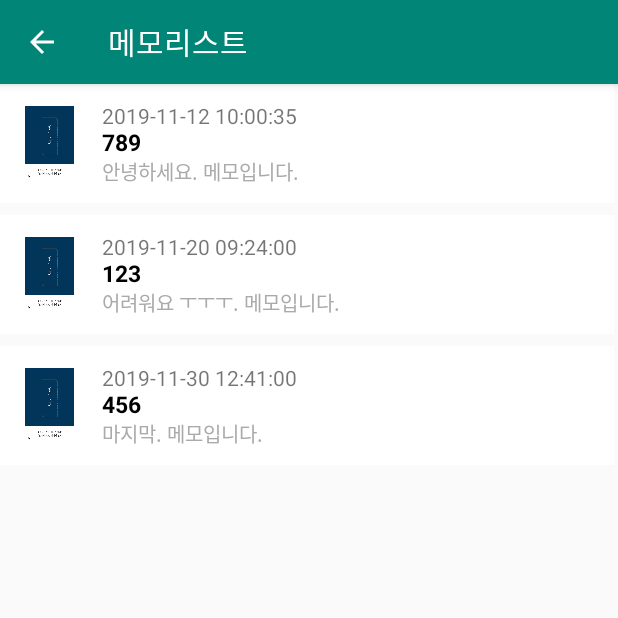
After one commit to ajou-jipjung/plaemo, an Android app: the PlemoMemoListActivity screen opened directly, with no data from a screen before it, on a phone screen of 412 x 824 dp, the top half of it. The commit adds this screen. Run offline under Robolectric (Android 15) with nearby library versions, the phone set to English and light mode, and no system bars.

Commit message:
메모리스트 merge

```diff
--- a/app/src/main/AndroidManifest.xml
+++ b/app/src/main/AndroidManifest.xml
@@ -12,6 +12,7 @@
         <activity android:name=".DocInfoActivity"></activity>
         <activity android:name=".PlaemoMainDocActivity" />
         <activity android:name=".PlaemoMainFolderActivity" />
+        <activity android:name=".PlemoMemoListActivity"/>
         <activity
             android:name=".SplashActivity"
             android:theme="@style/SplashTheme">
--- a/app/src/main/java/com/po771/plaemo/DB/BaseHelper.java
+++ b/app/src/main/java/com/po771/plaemo/DB/BaseHelper.java
@@ -7,6 +7,7 @@ import android.database.sqlite.SQLiteDatabase;
 import android.database.sqlite.SQLiteOpenHelper;
 import android.graphics.Bitmap;
 import android.graphics.BitmapFactory;
+import android.util.Log;
 
 import java.io.ByteArrayOutputStream;
 import java.util.ArrayList;
@@ -15,6 +16,7 @@ import java.util.List;
 import com.po771.plaemo.DB.DbSchema.*;
 import com.po771.plaemo.item.Item_book;
 import com.po771.plaemo.item.Item_folder;
+import com.po771.plaemo.item.Item_memo;
 
 public class BaseHelper extends SQLiteOpenHelper {
 
@@ -101,6 +103,23 @@ public class BaseHelper extends SQLiteOpenHelper {
             if (count > 0) {
                 return false;
             } else {
+                //////////////////////////메모리스트////////////////////////////////
+                Item_memo memolist = new Item_memo();
+
+                memolist.setPage_start(789);
+                memolist.setContent("안녕하세요. 메모입니다.");
+                memolist.setDate("2019-11-12 10:00:35");
+                baseHelper.insertMemoList(memolist);
+
+                memolist.setPage_start(123);
+                memolist.setContent("어려워요 ㅜㅜㅜ. 메모입니다.");
+                memolist.setDate("2019-11-20 09:24:00");
+                baseHelper.insertMemoList(memolist);
+
+                memolist.setPage_start(456);
+                memolist.setContent("마지막. 메모입니다.");
+                memolist.setDate("2019-11-30 12:41:00");
+                baseHelper.insertMemoList(memolist);
                 return true;
             }
         }
@@ -114,6 +133,39 @@ public class BaseHelper extends SQLiteOpenHelper {
         values.put(Folder.Cols.BOOKID,item_folder.getBook_id());
         values.put(Folder.Cols.FOLDERNAME,item_folder.getFolder_name());
         db.insert(Folder.NAME,null,values);
+    }
+    public void insertMemoList(Item_memo memolist){
+        ContentValues values = new ContentValues();
+        values.put(BookMemo.Cols.PAGESTART,memolist.getPage_start());
+        values.put(BookMemo.Cols.CONTENT,memolist.getContent());
+        values.put(BookMemo.Cols.DATA, memolist.getDate());
+        db.insert(BookMemo.NAME,null,values);
+    }
+
+    public List<Item_memo> getMemos(){
+        List<Item_memo> memoList = new ArrayList<Item_memo>();
+        String query = "SELECT "+
+                BookMemo.Cols.PAGESTART+", "+BookMemo.Cols.CONTENT+", "+BookMemo.Cols.DATA+
+                " FROM "+BookMemo.NAME;
+        //String query = "SELECT * FROM "+BookMemo.NAME;
+        Cursor cursor = db.rawQuery(query, null);
+        if (cursor.moveToFirst()) {
+            do {
+                Log.d("qweqwe",cursor.getString(0) + cursor.getString(1));
+                // String pagestart = new String(cursor.getString(0));
+                //  String content = new String(cursor.getString(1));
+                // String date = new String(cursor.getString(2));
+                Item_memo item = new Item_memo();
+                item.setPage_start(cursor.getInt(0));
+                //  item.setPage_start(Integer.getInteger(cursor.getString(0)));
+                item.setContent(cursor.getString(1));
+                item.setDate(cursor.getString(2));
+                memoList.add(item);
+                //memoList.add(folder_name);
+            } while (cursor.moveToNext());
+        }
+
+        return memoList;
     }
 
     public List<String> getAllmemo(){
--- /dev/null
+++ b/app/src/main/java/com/po771/plaemo/PlemoMemoListActivity.java
@@ -0,0 +1,43 @@
+package com.po771.plaemo;
+
+import android.os.Bundle;
+
+import androidx.appcompat.app.AppCompatActivity;
+import androidx.recyclerview.widget.LinearLayoutManager;
+import androidx.recyclerview.widget.RecyclerView;
+
+import com.po771.plaemo.DB.BaseHelper;
+import com.po771.plaemo.item.Item_memo;
+
+import java.util.List;
+
+public class PlemoMemoListActivity extends AppCompatActivity {
+
+    @Override
+    protected void onCreate(Bundle savedInstanceState) {
+        super.onCreate(savedInstanceState);
+        setContentView(R.layout.activity_plemo_memo_list);
+
+        //액션바 설정하기//
+        //액션바 타이틀 변경하기
+        getSupportActionBar().setTitle("메모리스트");
+        //액션바 배경색 변경
+        //getSupportActionBar().setBackgroundDrawable(new ColorDrawable(0xFF339999));
+        //홈버튼 표시
+        getSupportActionBar().setDisplayHomeAsUpEnabled(true);
+
+        BaseHelper baseHelper = BaseHelper.getInstance(this);
+        List<Item_memo> memolistList= baseHelper.getMemos();
+
+        RecyclerView recyclerView = findViewById(R.id.plemomemolist_recylcerview);
+
+
+        LinearLayoutManager linearLayoutManager = new LinearLayoutManager(this,LinearLayoutManager.VERTICAL, false);
+        recyclerView.setLayoutManager(linearLayoutManager);
+
+        //여기 밑에 PlemoMemoList_Adapter()안에 Arraylist안에 들어갈거를 넣어야지
+
+        PlemoMemoList_Adapter adapter = new PlemoMemoList_Adapter(memolistList);
+        recyclerView.setAdapter(adapter);
+    }
+}
--- /dev/null
+++ b/app/src/main/java/com/po771/plaemo/PlemoMemoList_Adapter.java
@@ -0,0 +1,71 @@
+package com.po771.plaemo;
+
+import android.util.Log;
+import android.view.LayoutInflater;
+import android.view.View;
+import android.view.ViewGroup;
+import android.widget.ImageView;
+import android.widget.TextView;
+
+import androidx.annotation.NonNull;
+import androidx.recyclerview.widget.RecyclerView;
+
+import com.po771.plaemo.item.Item_memo;
+
+import java.util.List;
+
+public class PlemoMemoList_Adapter extends RecyclerView.Adapter<PlemoMemoList_Adapter.ViewHolder> {
+
+    private List<Item_memo> items;
+
+    public PlemoMemoList_Adapter(List<Item_memo> items) {
+        this.items = items;
+    }
+
+    @NonNull
+    @Override
+    public ViewHolder onCreateViewHolder(@NonNull ViewGroup viewGroup, int viewType){
+        LayoutInflater inflater = LayoutInflater.from(viewGroup.getContext());
+        View itemView = inflater.inflate(R.layout.plemomemolist_item, viewGroup, false);
+
+        Log.d("qweqwe","qweqwe");
+        return new ViewHolder(itemView);
+    }
+
+    @Override
+    public void onBindViewHolder(@NonNull PlemoMemoList_Adapter.ViewHolder viewHolder, int position){
+        Item_memo item = items.get(position);
+        viewHolder.imageView.setImageResource(R.drawable.book1);
+        viewHolder.page_start.setText(String.valueOf(item.getPage_start()));
+        viewHolder.content.setText(item.getContent());
+        viewHolder.date.setText(item.getDate());
+        //viewHolder.setItem(item);
+    }
+
+    @Override
+    public int getItemCount(){
+        return items.size();
+    }
+
+    static class ViewHolder extends RecyclerView.ViewHolder {
+        TextView page_start;
+        TextView content;
+        TextView date;
+        ImageView imageView;
+
+        public ViewHolder(@NonNull View itemView){
+            super(itemView);
+            imageView = itemView.findViewById(R.id.bookimg);
+            //imageView.setImageResource(R.drawable.book1);
+            page_start = itemView.findViewById(R.id.memopage);
+            content = itemView.findViewById(R.id.memocontent);
+            date = itemView.findViewById(R.id.memodate);
+        }
+
+        public void setItem(Item_memo item){
+            page_start.setText(item.getPage_start());
+            content.setText(item.getContent());
+            date.setText(item.getDate());
+        }
+    }
+}
--- /dev/null
+++ b/app/src/main/java/com/po771/plaemo/item/Item_memo.java
@@ -0,0 +1,60 @@
+package com.po771.plaemo.item;
+
+public class Item_memo {
+    private  int _id;
+    private int boook_id;
+    private int page_start;
+    private int page_end;
+    private String content;
+    private String date;
+
+    public Item_memo(int _id, int boook_id, int page_start, int page_end, String content, String date){
+        this._id = _id;
+        this.boook_id = boook_id;
+        this.page_start = page_start;
+        this.page_end = page_end;
+        this.content = content;
+        this.date = date;
+    }
+
+    public Item_memo(int boook_id, int page_start, int page_end, String content, String date){
+        this.boook_id = boook_id;
+        this.page_start = page_start;
+        this.page_end = page_end;
+        this.content = content;
+        this.date = date;
+    }
+
+    public Item_memo(int page_start, String content, String date){
+        this.page_start = page_start;
+        this.content = content;
+        this.date = date;
+    }
+
+    public Item_memo(){ }
+
+    public int get_id() { return _id;}
+
+    public void set_id(int _id) {this._id = _id; }
+
+    public int getBoook_id() {return boook_id;}
+
+    public void setBoook_id(int boook_id) {this.boook_id = boook_id;}
+
+    public int getPage_start() { return page_start;}
+
+    public void setPage_start(int page_start) { this.page_start = page_start;}
+
+    public int getPage_end() { return page_end; }
+
+    public void setPage_end(int page_end) {this.page_end = page_end; }
+
+    public String getContent() { return content; }
+
+    public void setContent(String content) { this.content = content; }
+
+    public String getDate() { return date; }
+
+    public void setDate(String date) { this.date = date; }
+
+}
--- /dev/null
+++ b/app/src/main/res/layout/activity_plemo_memo_list.xml
@@ -0,0 +1,14 @@
+<?xml version="1.0" encoding="utf-8"?>
+<LinearLayout xmlns:android="http://schemas.android.com/apk/res/android"
+    xmlns:app="http://schemas.android.com/apk/res-auto"
+    android:orientation="vertical"
+    android:layout_width="match_parent"
+    android:layout_height="match_parent">
+
+    <androidx.recyclerview.widget.RecyclerView
+        android:id="@+id/plemomemolist_recylcerview"
+        android:layout_width="409dp"
+        android:layout_height="601dp"
+        app:layout_constraintEnd_toEndOf="parent"
+        app:layout_constraintTop_toTopOf="parent" />
+</LinearLayout>
--- /dev/null
+++ b/app/src/main/res/layout/plemomemolist_item.xml
@@ -0,0 +1,49 @@
+<?xml version="1.0" encoding="utf-8"?>
+<LinearLayout xmlns:android="http://schemas.android.com/apk/res/android"
+android:orientation="horizontal" android:layout_width="match_parent"
+android:layout_height="wrap_content"
+android:padding="8dp"
+android:gravity="center_vertical"
+android:layout_marginBottom="8dp"
+android:background="@android:color/white">
+
+    <ImageView
+        android:id="@+id/bookimg"
+        android:layout_width="50dp"
+        android:layout_height="50dp"
+        android:layout_marginRight="10dp"
+        android:src="@mipmap/ic_launcher"/>
+
+    <LinearLayout
+        android:layout_width="0dp"
+        android:layout_height="63dp"
+        android:layout_weight="1"
+        android:gravity="center_vertical"
+        android:orientation="vertical">
+
+        <TextView
+            android:id="@+id/memodate"
+            android:layout_width="wrap_content"
+            android:layout_height="wrap_content"
+            android:text="날짜" />
+
+        <TextView
+            android:id="@+id/memopage"
+            android:layout_width="wrap_content"
+            android:layout_height="wrap_content"
+            android:includeFontPadding="false"
+            android:text="Page"
+            android:textColor="@android:color/black"
+            android:textSize="15sp"
+            android:textStyle="bold" />
+
+        <TextView
+            android:id="@+id/memocontent"
+            android:layout_width="wrap_content"
+            android:layout_height="wrap_content"
+            android:includeFontPadding="false"
+            android:text="content"
+            android:textColor="@android:color/darker_gray"
+            android:textSize="13sp" />
+    </LinearLayout>
+</LinearLayout>
--- a/app/src/main/res/menu/plaemomaindoc_action.xml
+++ /dev/null
@@ -1,4 +0,0 @@
-<?xml version="1.0" encoding="utf-8"?>
-<menu xmlns:android="http://schemas.android.com/apk/res/android">
-
-</menu>
```
Also changed, not shown: app/src/main/java/com/po771/plaemo/PlaemoMainDocActivity.java (+21 -0 lines), app/src/main/java/com/po771/plaemo/PlaemoMainFolderActivity.java (+8 -6 lines), app/src/main/res/drawable/ic_library_books_24px.xml (added, +9 -0 lines), app/src/main/res/menu/plemomaindoc_action.xml (added, +12 -0 lines).
